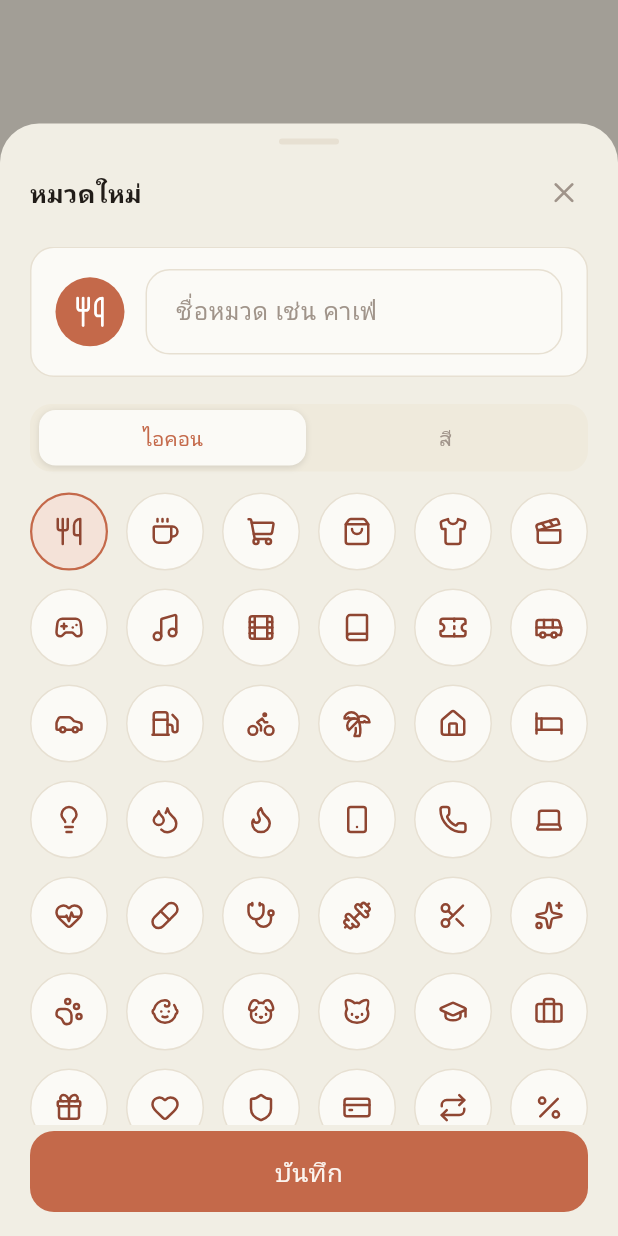
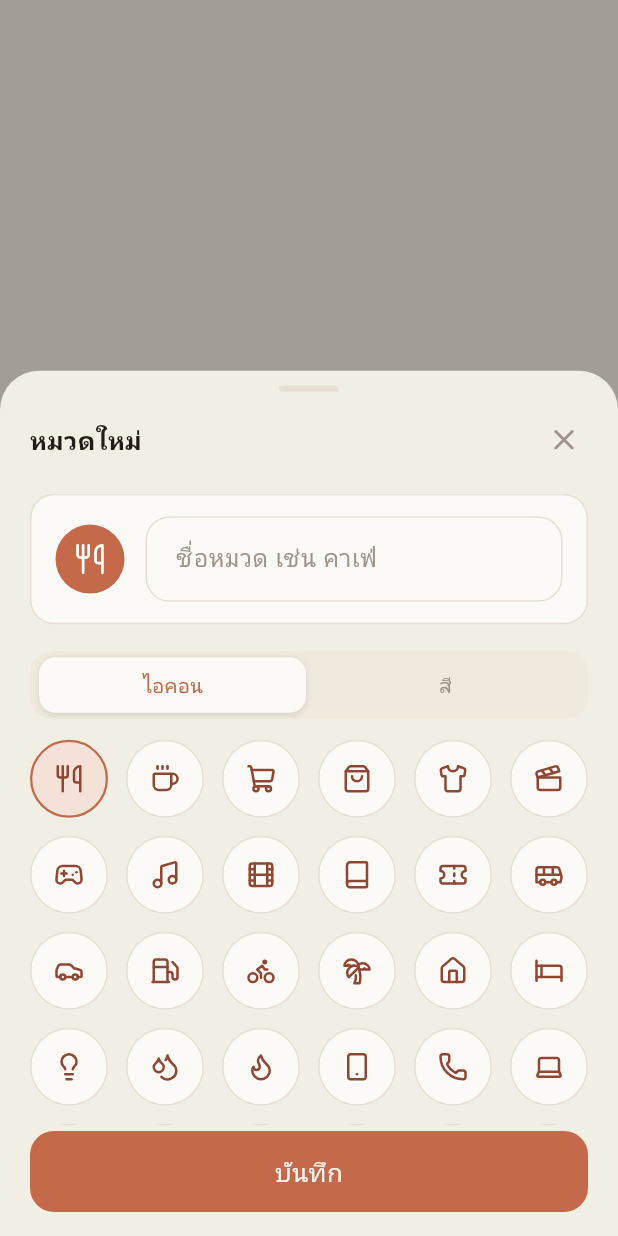
Before and after one commit to AfnanYapu09/-MoneyBun, a Flutter app: what showAddCategorySheet() shows on an empty page, opened directly, on a phone screen of 412 x 824 dp. Run offline on Flutter 3.47's test engine with Material 3 defaults, Android fonts, the phone set to English and light mode, and no system bars; our stand-ins replace cloud_firestore, drift, drift_flutter, firebase_auth, firebase_core, flutter_riverpod and 6 more; missing offline and left inert: google_mlkit_text_recognition, mobile_scanner, photo_manager; accounts and stored records are empty; generated files the repository leaves out were written again; Roboto replaces fonts that are missing (Ibm Plex Sans Thai, Mitr).

Commit message:
add-category sheet opens at 70% and grows to 90% while typing; others fixed 90%
Co-Authored-By: Claude Opus 4.8 <noreply@anthropic.com>
Claude-Session: https://claude.ai/code/session_01PfvM1Qr5EuybLHphMVt125

```diff
--- a/lib/core/router/sheets.dart
+++ b/lib/core/router/sheets.dart
@@ -17,16 +17,29 @@ import '../widgets/primary_button.dart';
 
 const _barrier = Color(0x61211C18); // rgba(33,28,24,.38)
 
-/// A form sheet pinned to the bottom at 90% of the screen height.
+/// A bottom-pinned form sheet. Fixed at 90% of the screen, unless
+/// [growsWithKeyboard] is set — then it opens at 70% and grows to 90% while the
+/// keyboard is up (so the focused field stays visible).
 class _FormSheetSize extends StatelessWidget {
-  const _FormSheetSize({required this.child});
+  const _FormSheetSize({required this.child, this.growsWithKeyboard = false});
   final Widget child;
+  final bool growsWithKeyboard;
 
   @override
   Widget build(BuildContext context) {
-    return FractionallySizedBox(
+    if (!growsWithKeyboard) {
+      return FractionallySizedBox(
+        alignment: Alignment.bottomCenter,
+        heightFactor: 0.9,
+        child: child,
+      );
+    }
+    final typing = MediaQuery.of(context).viewInsets.bottom > 0;
+    return AnimatedFractionallySizedBox(
+      duration: const Duration(milliseconds: 220),
+      curve: Curves.easeOut,
       alignment: Alignment.bottomCenter,
-      heightFactor: 0.9,
+      heightFactor: typing ? 0.9 : 0.7,
       child: child,
     );
   }
@@ -149,6 +162,7 @@ Future<bool?> showAddCategorySheet(
       barrierColor: _barrier,
       backgroundColor: Colors.transparent,
       builder: (_) => _FormSheetSize(
+        growsWithKeyboard: true,
         child: AddCategorySheet(type: type),
       ),
     ),
```
